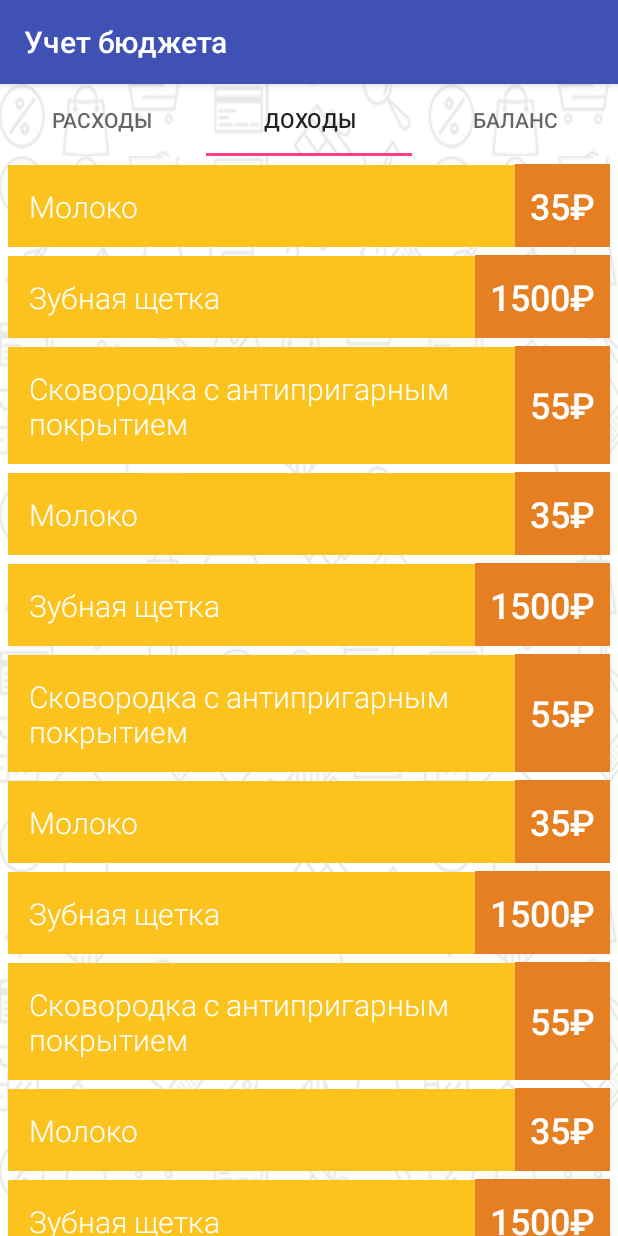
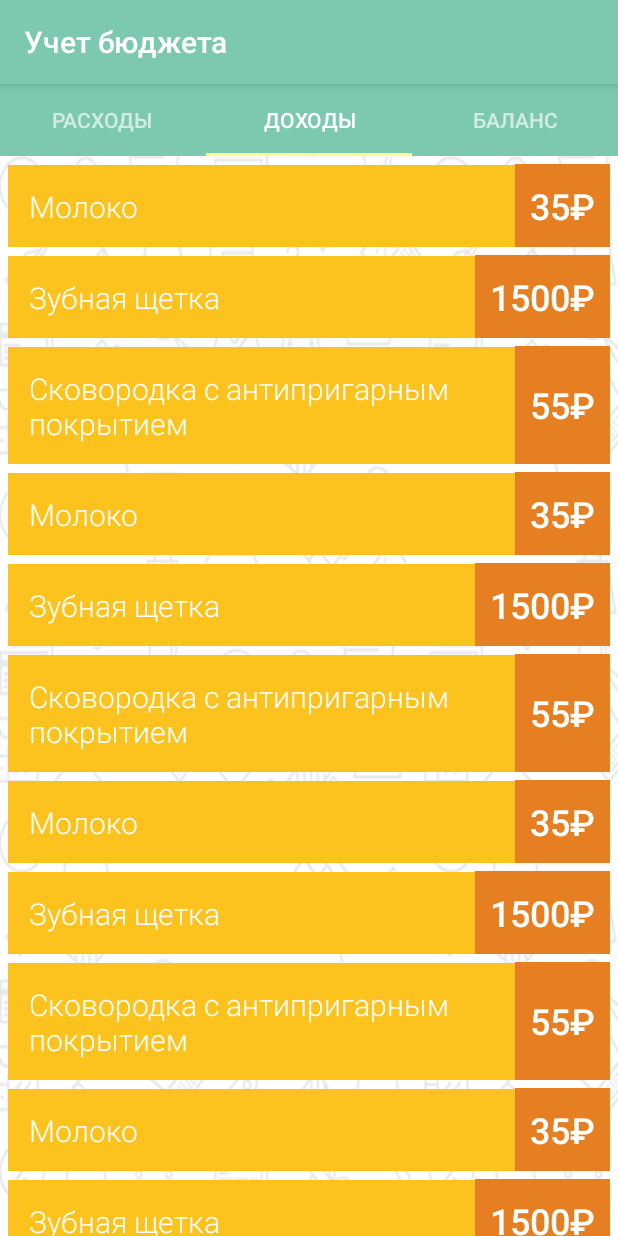
Before and after one commit to Sinetskiy/AndroidMoneyTracker, an Android app: the screen it shows after launch (MainActivity), tab 2 chosen, on a phone screen of 412 x 824 dp. Run offline under Robolectric (Android 15) with nearby library versions, the phone set to English and light mode, and no system bars.

Commit message:
Added tabs pager made  right design

```diff
--- /dev/null
+++ b/app/src/main/java/moneytrackerjune17/loftschool/com/loftschoolmoneytrackerjune17/BalanceFragment.java
@@ -0,0 +1,31 @@
+package moneytrackerjune17.loftschool.com.loftschoolmoneytrackerjune17;
+
+import android.os.Bundle;
+import android.support.annotation.Nullable;
+import android.support.v4.app.Fragment;
+import android.support.v7.widget.RecyclerView;
+import android.view.LayoutInflater;
+import android.view.View;
+import android.view.ViewGroup;
+
+/**
+ * Created by andreysinetskiy on 29.06.17.
+ */
+
+public class BalanceFragment extends Fragment {
+    public static final String ARG_TYPE = "type";
+
+    private  String type;
+
+    @Nullable
+    @Override
+    public View onCreateView(LayoutInflater inflater, @Nullable ViewGroup container, @Nullable Bundle savedInstanceState) {
+        return inflater.inflate(R.layout.balance, null);
+    }
+
+    @Override
+    public void onViewCreated(View view, @Nullable Bundle savedInstanceState) {
+        super.onViewCreated(view, savedInstanceState);
+
+    }
+}
--- a/app/src/main/java/moneytrackerjune17/loftschool/com/loftschoolmoneytrackerjune17/MainActivity.java
+++ b/app/src/main/java/moneytrackerjune17/loftschool/com/loftschoolmoneytrackerjune17/MainActivity.java
@@ -32,9 +32,17 @@ public class MainActivity extends AppCompatActivity {
 
         @Override
         public Fragment getItem(int position) {
+
+            if(position == 2)
+            {
+                return new BalanceFragment();
+            }
+
             final ItemsFragment fragment = new ItemsFragment();
             Bundle args = new Bundle();
-            args.putString(ItemsFragment.ARG_TYPE, Item.TYPE_EXPENSE);
+
+            args.putString(ItemsFragment.ARG_TYPE, (position == 1? Item.TYPE_INCOME:  Item.TYPE_EXPENSE));
+
             fragment.setArguments(args);
             return fragment;
         }
--- a/app/src/main/res/layout/activity_add.xml
+++ b/app/src/main/res/layout/activity_add.xml
@@ -10,7 +10,7 @@
     <LinearLayout
         android:layout_width="match_parent"
         android:layout_height="wrap_content"
-        android:background="@color/colorBackgroundText"
+        android:background="@color/white"
         android:orientation="horizontal"
         android:paddingStart="23dp"
         android:paddingEnd="16dp"
--- a/app/src/main/res/layout/activity_main.xml
+++ b/app/src/main/res/layout/activity_main.xml
@@ -1,5 +1,6 @@
 <?xml version="1.0" encoding="utf-8"?>
 <FrameLayout xmlns:android="http://schemas.android.com/apk/res/android"
+    xmlns:app="http://schemas.android.com/apk/res-auto"
     xmlns:tools="http://schemas.android.com/tools"
     android:layout_width="match_parent"
     android:layout_height="match_parent"
@@ -9,12 +10,14 @@
     <LinearLayout
         android:layout_width="match_parent"
         android:layout_height="wrap_content"
-        android:orientation="vertical" >
+        android:orientation="vertical">
 
-      <android.support.design.widget.TabLayout
-          android:id="@+id/tabs"
-          android:layout_width="match_parent"
-          android:layout_height="wrap_content" />
+        <android.support.design.widget.TabLayout
+            android:id="@+id/tabs"
+            app:tabIndicatorColor="@color/tab_indicator"
+            app:tabSelectedTextColor="@color/white"
+            app:tabTextColor="@color/litle_gray"
+            style="@style/Tabs" />
 
         <android.support.v4.view.ViewPager
             android:id="@+id/pages"
--- /dev/null
+++ b/app/src/main/res/layout/balance.xml
@@ -0,0 +1,13 @@
+<?xml version="1.0" encoding="utf-8"?>
+<LinearLayout xmlns:android="http://schemas.android.com/apk/res/android"
+    android:layout_width="match_parent"
+    android:layout_height="match_parent"
+    android:background="@drawable/bg_pattern"
+    android:orientation="vertical">
+
+    <TextView
+        android:layout_width="match_parent"
+        android:layout_height="wrap_content"
+        android:text="Balance"
+        android:textSize="40dp" />
+</LinearLayout>
--- a/app/src/main/res/values/colors.xml
+++ b/app/src/main/res/values/colors.xml
@@ -1,10 +1,5 @@
 <?xml version="1.0" encoding="utf-8"?>
 <resources>
-    <color name="colorPrimary">#3F51B5</color>
-    <color name="colorPrimaryDark">#303F9F</color>
-    <color name="colorAccent">#FF4081</color>
-    <color name="colorText">#FFFFFF</color>
-    <color name="colorBackgroundText">#FFFFFF</color>
     <color name="golden_yellow">#fcc31e</color>
     <color name="tealish">#1ca498</color>
     <color name="dusty_orange">#e67e22</color>
@@ -16,4 +11,6 @@
     <color name="black_19">#30000000</color>
     <color name="white">#ffffff</color>
     <color name="black__27">#45000000</color>
+    <color name="litle_gray">#a6ffffff</color>
+    <color name="tab_indicator">#fbff88</color>
 </resources>
--- a/app/src/main/res/values/styles.xml
+++ b/app/src/main/res/values/styles.xml
@@ -3,9 +3,8 @@
     <!-- Base application theme. -->
     <style name="AppTheme" parent="Theme.AppCompat.Light.DarkActionBar">
         <!-- Customize your theme here. -->
-        <item name="colorPrimary">@color/colorPrimary</item>
-        <item name="colorPrimaryDark">@color/colorPrimaryDark</item>
-        <item name="colorAccent">@color/colorAccent</item>
+        <item name="colorPrimary">@color/pale_teal</item>
+        <item name="colorPrimaryDark">@color/tealish</item>
     </style>
 
     <style name="ItemLinerLayout">
@@ -43,4 +42,14 @@
         <item name="android:textStyle">bold</item>
     </style>
 
+    <style name="Tabs">
+        <item name="android:layout_width">match_parent</item>
+        <item name="android:layout_height">wrap_content</item>
+        <item name="android:background">@color/pale_teal</item>
+        <item name="android:fontFamily">sans-serif-medium</item>
+        <item name="android:textColor">@color/white</item>
+        <item name="android:textSize">14sp</item>
+        <item name="android:textStyle">normal</item>
+    </style>
+
 </resources>
```
